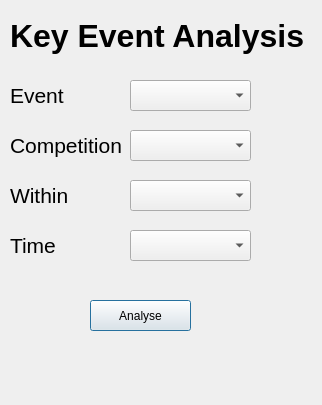
This is keyeventoptions.ui in minno22/RugbyAnalyser as Qt 5 draws it before an edit. The edited form follows.
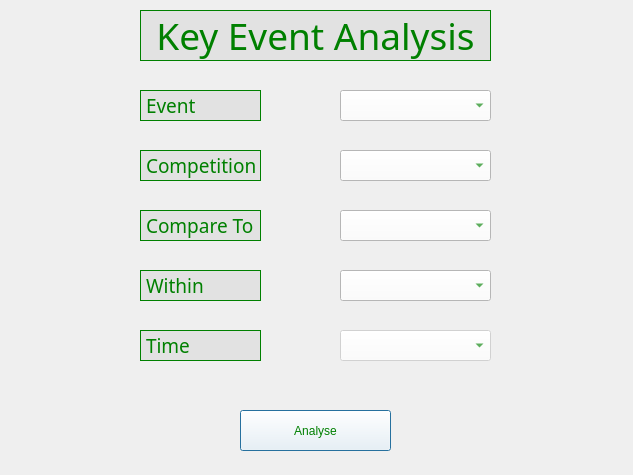
This is the edited form. Icons and pictures are not drawn.

What changed in the file:
```diff
--- a/keyeventoptions.ui
+++ b/keyeventoptions.ui
@@ -6,20 +6,31 @@
    <rect>
     <x>0</x>
     <y>0</y>
-    <width>322</width>
-    <height>405</height>
+    <width>633</width>
+    <height>475</height>
    </rect>
   </property>
   <property name="windowTitle">
    <string>Dialog</string>
   </property>
+  <property name="styleSheet">
+   <string notr="true">QDialog{background-image: url(:/new/prefix1/Assets/Background1.jpg) }
+
+
+QLabel{color:green; background-color:rgb(226, 226, 226); }
+
+
+QPushButton { color: green; background-color:white;  font: 14pt &quot;Arial Rounded MT Bold&quot;;}
+
+QComboBox {color:green; background-color:white}</string>
+  </property>
   <widget class="QPushButton" name="btnAnalyse">
    <property name="geometry">
     <rect>
-     <x>90</x>
-     <y>300</y>
-     <width>101</width>
-     <height>31</height>
+     <x>240</x>
+     <y>410</y>
+     <width>151</width>
+     <height>41</height>
     </rect>
    </property>
    <property name="text">
@@ -29,9 +40,9 @@
   <widget class="QComboBox" name="cbEvent">
    <property name="geometry">
     <rect>
-     <x>130</x>
-     <y>80</y>
-     <width>121</width>
+     <x>340</x>
+     <y>90</y>
+     <width>151</width>
      <height>31</height>
     </rect>
    </property>
@@ -42,19 +53,27 @@
   <widget class="QLabel" name="lblEvent">
    <property name="geometry">
     <rect>
-     <x>10</x>
-     <y>80</y>
-     <width>91</width>
+     <x>140</x>
+     <y>90</y>
+     <width>121</width>
      <height>31</height>
     </rect>
    </property>
    <property name="font">
     <font>
-     <pointsize>16</pointsize>
+     <family>Arial Rounded MT Bold</family>
+     <pointsize>14</pointsize>
      <weight>50</weight>
+     <italic>false</italic>
      <bold>false</bold>
     </font>
    </property>
+   <property name="styleSheet">
+    <string notr="true">font: 14pt &quot;Arial Rounded MT Bold&quot;;</string>
+   </property>
+   <property name="frameShape">
+    <enum>QFrame::Panel</enum>
+   </property>
    <property name="text">
     <string>Event</string>
    </property>
@@ -62,19 +81,27 @@
   <widget class="QLabel" name="lblComp">
    <property name="geometry">
     <rect>
-     <x>10</x>
-     <y>130</y>
+     <x>140</x>
+     <y>150</y>
      <width>121</width>
      <height>31</height>
     </rect>
    </property>
    <property name="font">
     <font>
-     <pointsize>16</pointsize>
+     <family>Arial Rounded MT Bold</family>
+     <pointsize>14</pointsize>
      <weight>50</weight>
+     <italic>false</italic>
      <bold>false</bold>
     </font>
    </property>
+   <property name="styleSheet">
+    <string notr="true">font: 14pt &quot;Arial Rounded MT Bold&quot;;</string>
+   </property>
+   <property name="frameShape">
+    <enum>QFrame::Panel</enum>
+   </property>
    <property name="text">
     <string>Competition</string>
    </property>
@@ -82,9 +109,9 @@
   <widget class="QComboBox" name="cbComp">
    <property name="geometry">
     <rect>
-     <x>130</x>
-     <y>130</y>
-     <width>121</width>
+     <x>340</x>
+     <y>150</y>
+     <width>151</width>
      <height>31</height>
     </rect>
    </property>
@@ -95,19 +122,27 @@
   <widget class="QLabel" name="lblWithin">
    <property name="geometry">
     <rect>
-     <x>10</x>
-     <y>180</y>
+     <x>140</x>
+     <y>270</y>
      <width>121</width>
      <height>31</height>
     </rect>
    </property>
    <property name="font">
     <font>
-     <pointsize>16</pointsize>
+     <family>Arial Rounded MT Bold</family>
+     <pointsize>14</pointsize>
      <weight>50</weight>
+     <italic>false</italic>
      <bold>false</bold>
     </font>
    </property>
+   <property name="styleSheet">
+    <string notr="true">font: 14pt &quot;Arial Rounded MT Bold&quot;;</string>
+   </property>
+   <property name="frameShape">
+    <enum>QFrame::Panel</enum>
+   </property>
    <property name="text">
     <string>Within</string>
    </property>
@@ -115,9 +150,9 @@
   <widget class="QComboBox" name="cbWithin">
    <property name="geometry">
     <rect>
-     <x>130</x>
-     <y>180</y>
-     <width>121</width>
+     <x>340</x>
+     <y>270</y>
+     <width>151</width>
      <height>31</height>
     </rect>
    </property>
@@ -128,29 +163,40 @@
   <widget class="QLabel" name="lblTime">
    <property name="geometry">
     <rect>
-     <x>10</x>
-     <y>230</y>
+     <x>140</x>
+     <y>330</y>
      <width>121</width>
      <height>31</height>
     </rect>
    </property>
    <property name="font">
     <font>
-     <pointsize>16</pointsize>
+     <family>Arial Rounded MT Bold</family>
+     <pointsize>14</pointsize>
      <weight>50</weight>
+     <italic>false</italic>
      <bold>false</bold>
     </font>
    </property>
+   <property name="styleSheet">
+    <string notr="true">font: 14pt &quot;Arial Rounded MT Bold&quot;;</string>
+   </property>
+   <property name="frameShape">
+    <enum>QFrame::Panel</enum>
+   </property>
    <property name="text">
     <string>Time</string>
    </property>
   </widget>
   <widget class="QComboBox" name="cbTime">
+   <property name="enabled">
+    <bool>false</bool>
+   </property>
    <property name="geometry">
     <rect>
-     <x>130</x>
-     <y>230</y>
-     <width>121</width>
+     <x>340</x>
+     <y>330</y>
+     <width>151</width>
      <height>31</height>
     </rect>
    </property>
@@ -161,21 +207,73 @@
   <widget class="QLabel" name="lblHeader">
    <property name="geometry">
     <rect>
-     <x>10</x>
+     <x>140</x>
      <y>10</y>
-     <width>301</width>
+     <width>351</width>
      <height>51</height>
     </rect>
    </property>
    <property name="font">
     <font>
-     <pointsize>24</pointsize>
-     <weight>75</weight>
-     <bold>true</bold>
+     <family>Arial Rounded MT Bold</family>
+     <pointsize>28</pointsize>
+     <weight>50</weight>
+     <italic>false</italic>
+     <bold>false</bold>
     </font>
    </property>
+   <property name="styleSheet">
+    <string notr="true">font: 28pt &quot;Arial Rounded MT Bold&quot;;</string>
+   </property>
+   <property name="frameShape">
+    <enum>QFrame::Panel</enum>
+   </property>
    <property name="text">
     <string>Key Event Analysis</string>
+   </property>
+   <property name="alignment">
+    <set>Qt::AlignCenter</set>
+   </property>
+  </widget>
+  <widget class="QLabel" name="lblCompare">
+   <property name="geometry">
+    <rect>
+     <x>140</x>
+     <y>210</y>
+     <width>121</width>
+     <height>31</height>
+    </rect>
+   </property>
+   <property name="font">
+    <font>
+     <family>Arial Rounded MT Bold</family>
+     <pointsize>14</pointsize>
+     <weight>50</weight>
+     <italic>false</italic>
+     <bold>false</bold>
+    </font>
+   </property>
+   <property name="styleSheet">
+    <string notr="true">font: 14pt &quot;Arial Rounded MT Bold&quot;;</string>
+   </property>
+   <property name="frameShape">
+    <enum>QFrame::Panel</enum>
+   </property>
+   <property name="text">
+    <string>Compare To</string>
+   </property>
+  </widget>
+  <widget class="QComboBox" name="cbCompare">
+   <property name="geometry">
+    <rect>
+     <x>340</x>
+     <y>210</y>
+     <width>151</width>
+     <height>31</height>
+    </rect>
+   </property>
+   <property name="currentText">
+    <string/>
    </property>
   </widget>
  </widget>
```
